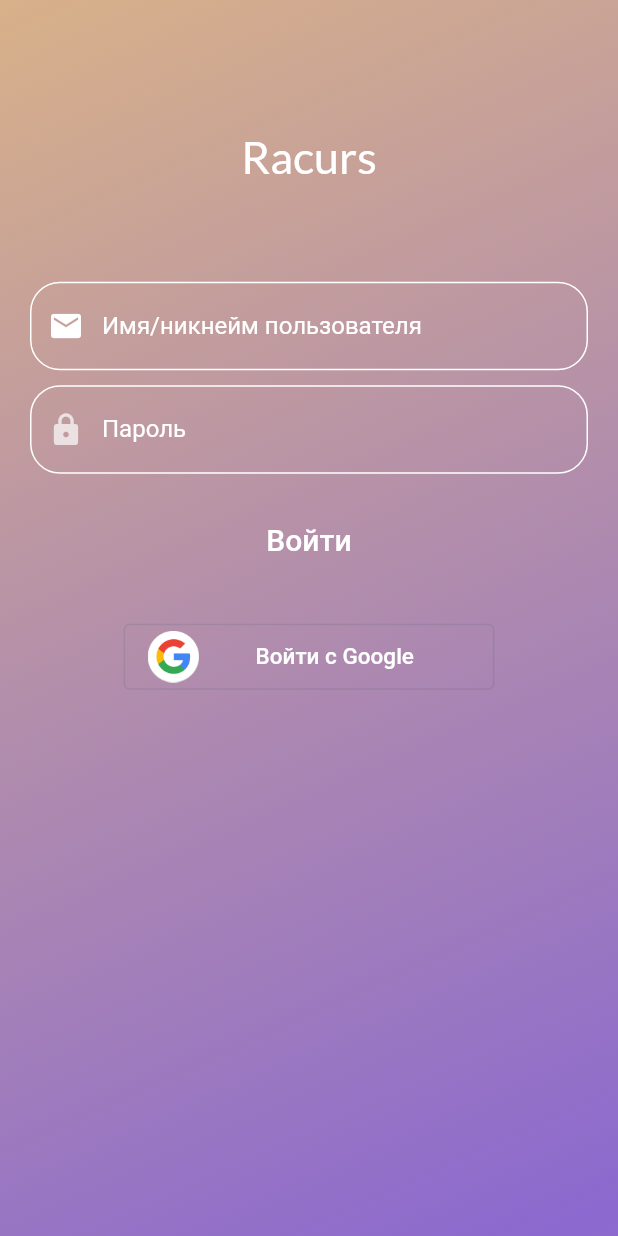
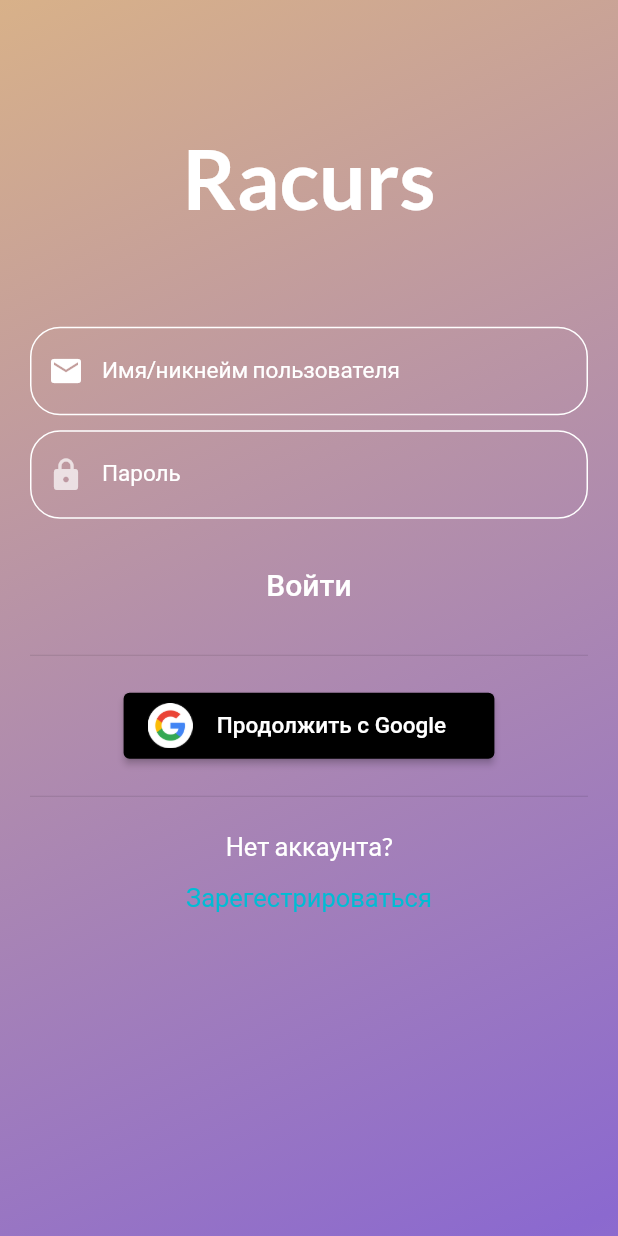
Before and after one commit to zirg41/racurs_app, a Flutter app: the screen it shows after launch, on a phone screen of 412 x 824 dp. Run offline on Flutter 3.47's test engine with Material 2 defaults, Android fonts, the light colour scheme and no system bars; our stand-ins replace bloc, dartz, flutter_bloc, freezed_annotation, get_it, google_fonts and 3 more.

Commit message:
demo signIn page finished (insted of Apple signing)

```diff
--- a/lib/presentation/global/theme/app_themes.dart
+++ b/lib/presentation/global/theme/app_themes.dart
@@ -9,19 +9,30 @@ enum AppTheme {
 final appThemeData = {
   AppTheme.lightTheme: ThemeData(
     textTheme: TextTheme(
-      titleLarge: GoogleFonts.lato(
-          fontSize: 30, color: const Color.fromARGB(255, 255, 255, 255)),
-      bodyLarge: GoogleFonts.lato(fontSize: 15, fontWeight: FontWeight.bold),
-      bodyMedium: GoogleFonts.lato(fontSize: 15),
-      bodySmall: GoogleFonts.lato(fontSize: 12),
-      displayLarge:
-          GoogleFonts.lato(fontSize: 25, color: const Color(0xFF121212)),
+      displayLarge: GoogleFonts.lato(
+        fontSize: 55,
+        color: const Color.fromARGB(255, 255, 255, 255),
+        fontWeight: FontWeight.bold,
+      ),
+      displayMedium: GoogleFonts.lato(
+        fontSize: 40,
+        color: const Color.fromARGB(255, 255, 255, 255),
+        fontWeight: FontWeight.bold,
+      ),
+      headlineMedium: GoogleFonts.lato(
+        fontSize: 17,
+        color: const Color.fromARGB(255, 255, 255, 255),
+      ),
+      labelMedium: GoogleFonts.lato(
+        fontSize: 15,
+        color: const Color.fromARGB(255, 255, 255, 255),
+      ),
     ),
     textSelectionTheme: const TextSelectionThemeData(
       cursorColor: Colors.white70,
       selectionColor: Colors.white70,
     ),
-    colorScheme: const ColorScheme.dark().copyWith(
+    colorScheme: const ColorScheme.light().copyWith(
       brightness: Brightness.light,
       primary: pottyPalette['Charcoal'],
       onBackground: const Color(0xFF121212),
@@ -35,6 +46,38 @@ final appThemeData = {
       primaryContainer: pottyPalette['Burnt Sienna'],
       outline: const Color.fromARGB(255, 185, 184, 184),
       error: const Color(0xFFB00020),
+    ),
+    outlinedButtonTheme: OutlinedButtonThemeData(
+      style: OutlinedButton.styleFrom(),
+    ),
+    elevatedButtonTheme: ElevatedButtonThemeData(
+      style: ElevatedButton.styleFrom(),
+    ),
+    inputDecorationTheme: InputDecorationTheme(
+      border: OutlineInputBorder(
+        borderRadius: BorderRadius.circular(20),
+        borderSide: const BorderSide(
+          color: Colors.white,
+          width: 1.0,
+        ),
+      ),
+      enabledBorder: OutlineInputBorder(
+        borderRadius: BorderRadius.circular(20),
+        borderSide: const BorderSide(
+          color: Colors.white,
+          width: 1.0,
+        ),
+      ),
+      errorBorder: OutlineInputBorder(
+        borderRadius: BorderRadius.circular(20),
+      ),
+      focusedBorder: OutlineInputBorder(
+        borderRadius: BorderRadius.circular(20),
+        borderSide: const BorderSide(
+          color: Color.fromARGB(255, 49, 31, 203),
+          width: 1.0,
+        ),
+      ),
     ),
   ),
   AppTheme.darkTheme: ThemeData(
--- a/lib/presentation/pages/sign_in/messages.dart
+++ b/lib/presentation/pages/sign_in/messages.dart
@@ -1,8 +1,12 @@
 // ignore_for_file: constant_identifier_names
+
+//@ SIGN IN / SIGN UP TEXTS
 
 const String INVALID_EMAIL = 'Неверный email';
 const String PASSWORD = 'Пароль';
 const String SHORT_PASSWORD = 'Пароль должен содержать больше 6-ти символов';
 const String SIGN_IN = 'Войти';
-const String SIGN_IN_WITH_GOOGLE = 'Войти c Google';
+const String SIGN_IN_WITH_GOOGLE = 'Продолжить c Google';
 const String USERNAME = 'Имя/никнейм пользователя';
+const String DO_NOT_HAVE_AN_ACCOUNT_TEXT = 'Нет аккаунта?';
+const String SIGN_UP_TEXT = 'Зарегестрироваться';
--- a/lib/presentation/pages/sign_in/widgets/apple_google_sign_in_button.dart
+++ b/lib/presentation/pages/sign_in/widgets/apple_google_sign_in_button.dart
@@ -9,14 +9,16 @@ class EitherAppleOrGoogleSignInButton extends StatelessWidget {
     return Center(
       child: SizedBox(
         width: MediaQuery.of(context).size.width * 0.6,
-        child: OutlinedButton(
+        child: ElevatedButton(
           onPressed: () {},
-          style: Theme.of(context).textButtonTheme.style,
+          style: ElevatedButton.styleFrom(
+              primary: Colors.black,
+              onPrimary: Theme.of(context).colorScheme.onPrimary),
           child: Row(
             children: [
               Image.asset(
                 'lib/presentation/assets/google_logo.png',
-                scale: 70,
+                scale: 80,
               ),
               const Spacer(),
               const Padding(
--- /dev/null
+++ b/lib/presentation/pages/sign_in/widgets/dont_have_an_account_button.dart
@@ -0,0 +1,35 @@
+import 'package:default_flutter_app/presentation/pages/sign_in/messages.dart';
+import 'package:flutter/material.dart';
+
+class DontHaveAnAccountButton extends StatelessWidget {
+  final void Function()? pushToSignUpPageFunction;
+  const DontHaveAnAccountButton({
+    required this.pushToSignUpPageFunction,
+    Key? key,
+  }) : super(key: key);
+
+  @override
+  Widget build(BuildContext context) {
+    final contextLabelMediumText = Theme.of(context).textTheme.headlineMedium;
+
+    return Column(
+      children: [
+        Text(
+          //@ Do not have an account?
+          DO_NOT_HAVE_AN_ACCOUNT_TEXT,
+          textAlign: TextAlign.center,
+          style: contextLabelMediumText,
+        ),
+        Center(
+          child: TextButton(
+            onPressed: pushToSignUpPageFunction,
+            child: Text(
+              SIGN_UP_TEXT,
+              style: contextLabelMediumText?.copyWith(color: Colors.cyan),
+            ),
+          ),
+        )
+      ],
+    );
+  }
+}
--- a/lib/presentation/pages/sign_in/widgets/sign_in_form.dart
+++ b/lib/presentation/pages/sign_in/widgets/sign_in_form.dart
@@ -1,5 +1,6 @@
 import 'package:default_flutter_app/application/auth/sign_in_form/sign_in_form_bloc.dart';
 import 'package:default_flutter_app/presentation/pages/sign_in/widgets/apple_google_sign_in_button.dart';
+import 'package:default_flutter_app/presentation/pages/sign_in/widgets/dont_have_an_account_button.dart';
 import 'package:flutter/material.dart';
 import 'package:flutter_bloc/flutter_bloc.dart';
 
@@ -15,27 +16,11 @@ class SignInForm extends StatelessWidget {
     final screenWidth = MediaQuery.of(context).size.width;
     final contextTheme = Theme.of(context);
 
-    final focusedBorder = OutlineInputBorder(
-      borderRadius: BorderRadius.circular(20),
-      borderSide: const BorderSide(
-        color: Color.fromARGB(255, 49, 31, 203),
-        width: 1.0,
-      ),
-    );
-    final enabledBorder = OutlineInputBorder(
-      borderRadius: BorderRadius.circular(20),
-      borderSide: const BorderSide(
-        color: Colors.white,
-        width: 1.0,
-      ),
-    );
-    final errorBorder = OutlineInputBorder(
-      borderRadius: BorderRadius.circular(20),
-      // borderSide: const BorderSide(
-      //   color: Colors.white,
-      //   width: 1.0,
-      // ),
-    );
+    final customDevider = Column(children: const [
+      SizedBox(height: 15),
+      Divider(),
+      SizedBox(height: 15)
+    ]);
 
     return BlocConsumer<SignInFormBloc, SignInFormState>(
       listener: (context, state) {
@@ -57,7 +42,7 @@ class SignInForm extends StatelessWidget {
                         //@ APP NAME TEXT
                         'Racurs',
                         textAlign: TextAlign.center,
-                        style: contextTheme.textTheme.titleLarge,
+                        style: contextTheme.textTheme.displayLarge,
                       ),
                       SizedBox(height: screenHeight * 0.08),
                       TextFormField(
@@ -71,12 +56,7 @@ class SignInForm extends StatelessWidget {
                           ),
                           labelText: USERNAME,
                           // TODO Use themeData
-                          labelStyle: const TextStyle(color: Colors.white),
-
-                          enabledBorder: enabledBorder,
-                          focusedBorder: focusedBorder,
-                          errorBorder: errorBorder,
-                          border: enabledBorder,
+                          labelStyle: contextTheme.textTheme.labelMedium,
                         ),
                         autocorrect: false,
                         onChanged: (value) {
@@ -106,11 +86,7 @@ class SignInForm extends StatelessWidget {
                             color: Colors.white70,
                           ),
                           labelText: PASSWORD,
-                          labelStyle: const TextStyle(color: Colors.white),
-                          enabledBorder: enabledBorder,
-                          border: enabledBorder,
-                          focusedBorder: focusedBorder,
-                          errorBorder: errorBorder,
+                          labelStyle: contextTheme.textTheme.labelMedium,
                         ),
                         obscureText: true,
                         autocorrect: false,
@@ -135,14 +111,17 @@ class SignInForm extends StatelessWidget {
                       const SizedBox(height: 20),
                       TextButton(
                         onPressed: () {},
-                        style: contextTheme.textButtonTheme.style,
                         child: const Text(
                           SIGN_IN,
                           style: TextStyle(color: Colors.white, fontSize: 20),
                         ),
                       ),
-                      const SizedBox(height: 30),
+                      customDevider,
                       const EitherAppleOrGoogleSignInButton(),
+                      customDevider,
+                      DontHaveAnAccountButton(
+                        pushToSignUpPageFunction: () {},
+                      )
                     ],
                   ),
                 ),
```
